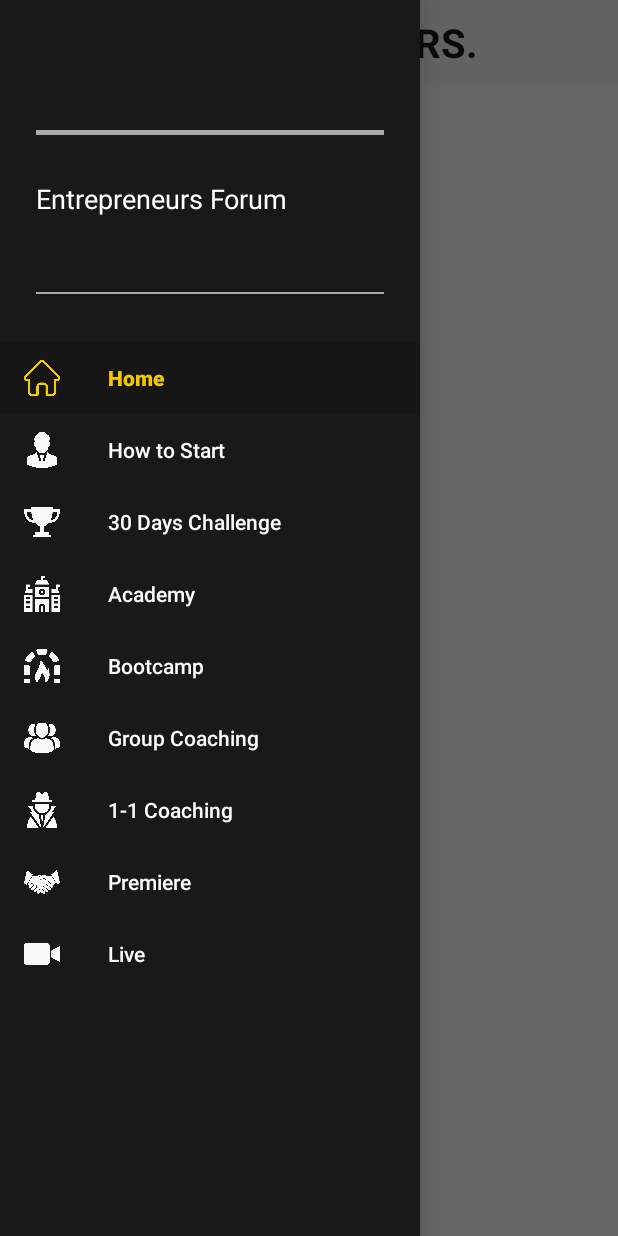
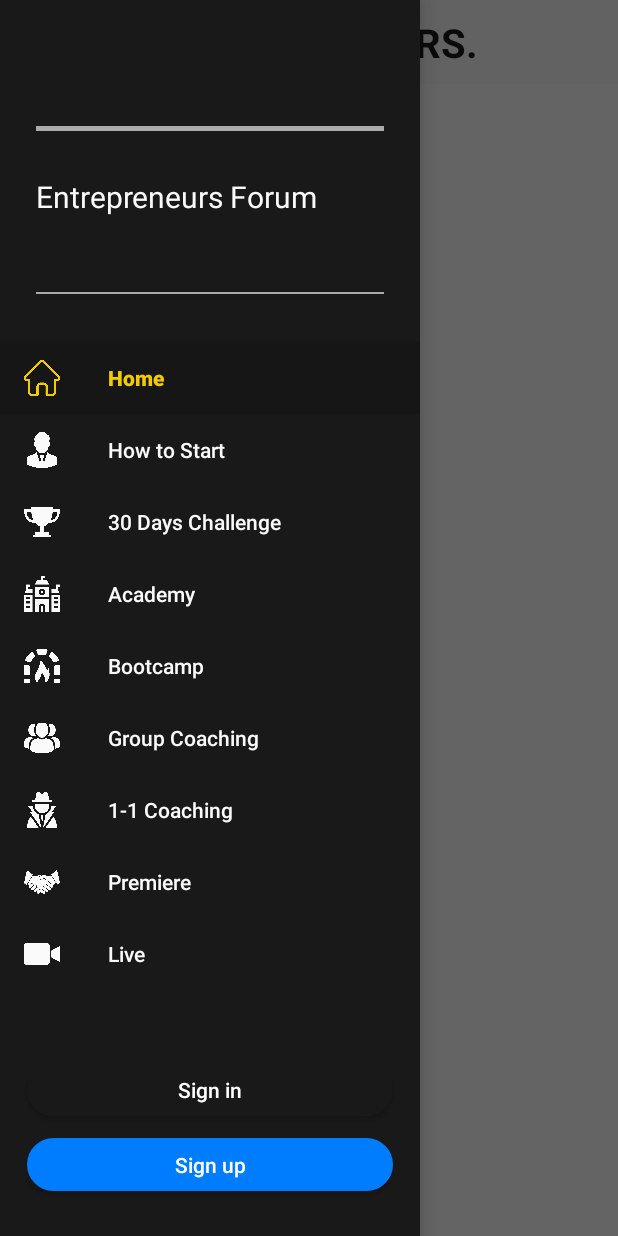
Before and after one commit to FadlyNJ/Entrepreneurs, an Android app: the screen it shows after launch (MainActivity), with the side drawer open, on a phone screen of 412 x 824 dp. Run offline under Robolectric (Android 15) with nearby library versions, the phone set to English and light mode, and no system bars.

Commit message:
fix navigation drawer

```diff
--- a/app/src/main/java/com/fadly/entrepreneurs/MainActivity.java
+++ b/app/src/main/java/com/fadly/entrepreneurs/MainActivity.java
@@ -12,13 +12,18 @@ import androidx.fragment.app.FragmentManager;
 import androidx.fragment.app.FragmentTransaction;
 
 import android.app.LauncherActivity;
+import android.content.Intent;
 import android.content.res.Configuration;
+import android.graphics.Color;
 import android.os.Bundle;
 import android.view.LayoutInflater;
 import android.view.MenuItem;
 import android.view.View;
+import android.widget.Button;
 import android.widget.ImageButton;
 import android.widget.LinearLayout;
+import android.widget.TextView;
+import android.widget.Toast;
 
 import com.google.android.material.navigation.NavigationView;
 
@@ -26,6 +31,7 @@ public class MainActivity extends AppCompatActivity {
     private DrawerLayout mDrawer;
     private Toolbar toolbar;
     private NavigationView nvDrawer;
+    private Button login, register;
 
     private ActionBarDrawerToggle drawerToggle;
 
@@ -40,7 +46,7 @@ public class MainActivity extends AppCompatActivity {
         getSupportActionBar().setDisplayHomeAsUpEnabled(true);
         getSupportActionBar().setDisplayShowTitleEnabled(false);
 
-        // Find our drawer view
+        // Find drawer view
         nvDrawer = (NavigationView) findViewById(R.id.navView);
         // Setup drawer view
         setupDrawerContent(nvDrawer);
@@ -49,15 +55,60 @@ public class MainActivity extends AppCompatActivity {
         mDrawer = (DrawerLayout) findViewById(R.id.drawer_layout);
         drawerToggle = setupDrawerToggle();
 
-        // Setup toggle to display hamburger icon with nice animation
+        // Setup toggle to display hamburger icon with animation
         drawerToggle.setDrawerIndicatorEnabled(true);
         drawerToggle.syncState();
 
         // Tie DrawerLayout events to the ActionBarToggle
         mDrawer.addDrawerListener(drawerToggle);
 
-        //set default fragment
+        //Set default / home fragment
         loadFragment(new HomeFragment());
+
+        //Find drawer header
+        NavigationView navigationView = (NavigationView) findViewById(R.id.navView);
+        View headerview = navigationView.getHeaderView(0);
+
+        //Set click on header item
+        LinearLayout header = (LinearLayout) headerview.findViewById(R.id.nav_header);
+        TextView forum = (TextView) headerview.findViewById(R.id.forum_fragment);
+
+        forum.setOnClickListener(new View.OnClickListener() {
+            @Override
+            public void onClick(View view) {
+
+                //Forum Fragment called
+                getSupportFragmentManager().beginTransaction()
+                    .setReorderingAllowed(true)
+                    .replace(R.id.flContent, ForumFragment.class, null)
+                    .commit();
+
+                //Close Drawer
+                mDrawer.closeDrawers();
+            }
+
+        });
+
+        login = (Button)findViewById(R.id.login);
+        login.setOnClickListener(new View.OnClickListener() {
+            @Override
+            public void onClick(View view) {
+                Intent login = new Intent(MainActivity.this, Login.class);
+                startActivity(login);
+
+            }
+        });
+
+        register = (Button)findViewById(R.id.register);
+        register.setOnClickListener(new View.OnClickListener() {
+            @Override
+            public void onClick(View view) {
+                Intent register = new Intent(MainActivity.this, Register.class);
+                startActivity(register);
+
+            }
+        });
+
     }
 
     private ActionBarDrawerToggle setupDrawerToggle() {
@@ -105,6 +156,7 @@ public class MainActivity extends AppCompatActivity {
         Fragment fragment = null;
         Class fragmentClass;
         switch(menuItem.getItemId()) {
+
             case R.id.home_fragment:
                 fragmentClass = HomeFragment.class;
                 break;
--- /dev/null
+++ b/app/src/main/res/color/selector_txt.xml
@@ -0,0 +1,7 @@
+<?xml version="1.0" encoding="utf-8"?>
+<selector xmlns:android="http://schemas.android.com/apk/res/android">
+    <item android:state_focused="true" android:color="#f1ca01"/>
+    <item android:state_pressed="true" android:state_enabled="false" android:color="#f1ca01" />
+    <item android:state_enabled="false" android:color="#f1ca01" />
+    <item android:color="#fafafa"/>
+</selector>
--- /dev/null
+++ b/app/src/main/res/drawable/button2.xml
@@ -0,0 +1,25 @@
+<?xml version="1.0" encoding="utf-8"?>
+<selector xmlns:android="http://schemas.android.com/apk/res/android" >
+    <item android:state_pressed="true" >
+        <shape android:shape="rectangle"  >
+            <corners android:radius="40dp" />
+            <stroke android:width="2dp" android:color="#191919" />
+            <gradient android:angle="-90" android:startColor="#191919" android:endColor="#191919"  />
+        </shape>
+    </item>
+    <item android:state_focused="true">
+        <shape android:shape="rectangle"  >
+            <corners android:radius="30dp" />
+            <stroke android:width="2dp" android:color="#191919" />
+            <solid android:color="#191919"/>
+        </shape>
+    </item>
+    <item >
+        <shape android:shape="rectangle"  >
+            <corners android:radius="30dp" />
+            <stroke android:width="2dp" android:color="#191919" />
+            <gradient android:angle="-90" android:startColor="#191919" android:endColor="#191919" />
+        </shape>
+    </item>
+
+</selector>
--- a/app/src/main/res/layout/activity_main.xml
+++ b/app/src/main/res/layout/activity_main.xml
@@ -29,11 +29,39 @@
         android:id="@+id/navView"
         android:layout_width="wrap_content"
         android:layout_height="match_parent"
+        android:background="#191919"
         android:layout_gravity="start"
-        android:background="#191919"
         app:menu="@menu/drawer_view"
         app:itemTextColor="@color/drawer_item"
         app:itemIconTint="@color/drawer_item"
-        app:headerLayout="@layout/nav_header"/>
+        app:headerLayout="@layout/nav_header">
+
+        <Button
+            android:id="@+id/login"
+            android:layout_gravity="center|bottom"
+            android:layout_marginBottom="80dp"
+            android:layout_marginLeft="18dp"
+            android:layout_marginRight="18dp"
+            android:layout_width="match_parent"
+            android:layout_height="35dp"
+            android:background="@drawable/button2"
+            android:textColor="@color/white"
+            android:textAllCaps="false"
+            android:text="Sign in"/>
+
+        <Button
+            android:id="@+id/register"
+            android:layout_gravity="center|bottom"
+            android:layout_marginBottom="30dp"
+            android:layout_marginLeft="18dp"
+            android:layout_marginRight="18dp"
+            android:layout_width="match_parent"
+            android:layout_height="35dp"
+            android:background="@drawable/button"
+            android:textColor="@color/white"
+            android:textAllCaps="false"
+            android:text="Sign up"/>
+
+    </com.google.android.material.navigation.NavigationView>
 
 </androidx.drawerlayout.widget.DrawerLayout>
--- a/app/src/main/res/layout/nav_header.xml
+++ b/app/src/main/res/layout/nav_header.xml
@@ -1,5 +1,6 @@
 <?xml version="1.0" encoding="utf-8"?>
 <LinearLayout xmlns:android="http://schemas.android.com/apk/res/android"
+    android:id="@+id/nav_header"
     android:layout_width="match_parent"
     android:layout_height="220dp"
     android:background="#191919"
@@ -18,10 +19,10 @@
         android:id="@+id/forum_fragment"
         android:layout_width="match_parent"
         android:layout_height="wrap_content"
+        android:layout_marginBottom="50dp"
         android:text="Entrepreneurs Forum"
-        android:textSize="8pt"
-        android:textColor="@android:color/white"
-        android:layout_marginBottom="50dp"/>
+        android:textSize="9pt"
+        android:textColor="@color/selector_txt"/>
 
     <View
         android:layout_width="match_parent"
```
Also changed, not shown: app/src/main/java/com/fadly/entrepreneurs/Login.java (+41 -0 lines), app/src/main/java/com/fadly/entrepreneurs/Register.java (+57 -0 lines), app/src/main/res/layout/activity_login.xml (+4 -4 lines).
